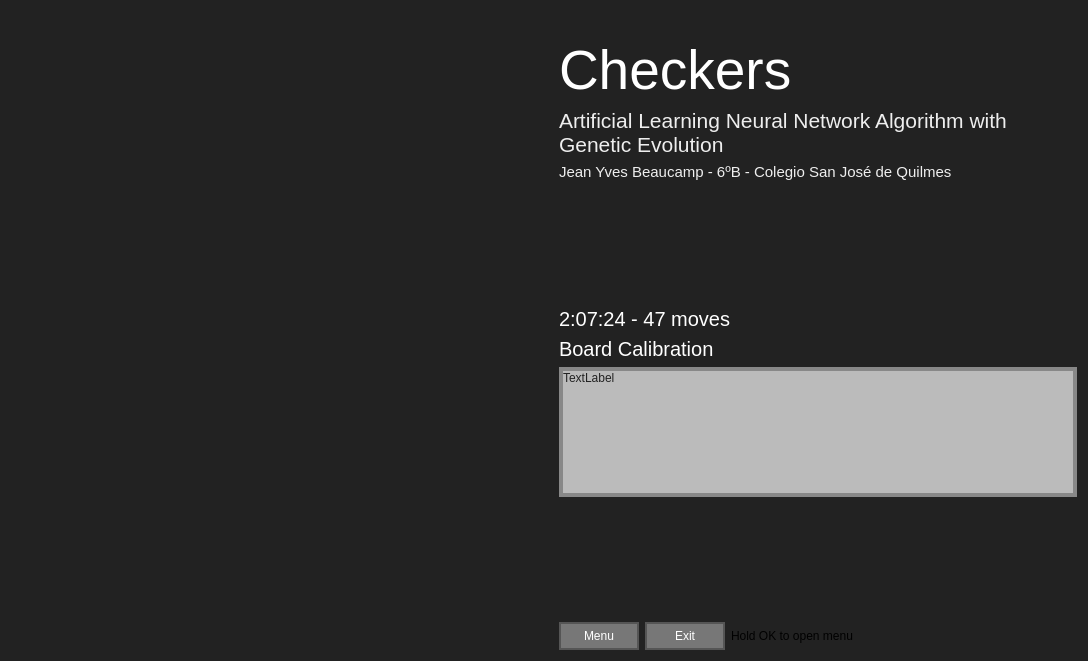
Before: the Qt Designer form src/ui/playwindow.ui in jeanyvesb9/Project_Newton, drawn with Qt 5.
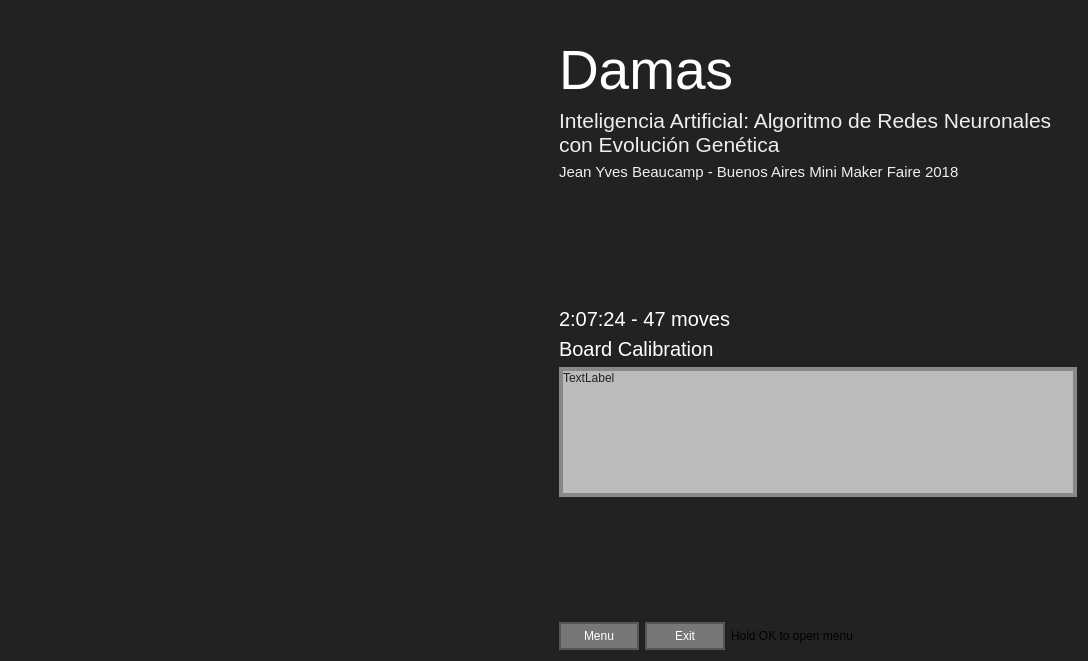
After: the same form once the commit is applied.

```diff
--- a/src/ui/playwindow.ui
+++ b/src/ui/playwindow.ui
@@ -132,14 +132,14 @@
      <item>
       <widget class="QLabel" name="title_lbl">
        <property name="text">
-        <string>&lt;html&gt;&lt;head/&gt;&lt;body&gt;&lt;p&gt;&lt;span style=&quot; font-size:55px; color:#ffffff;&quot;&gt;Checkers&lt;/span&gt;&lt;/p&gt;&lt;/body&gt;&lt;/html&gt;</string>
+        <string>&lt;html&gt;&lt;head/&gt;&lt;body&gt;&lt;p&gt;&lt;span style=&quot; font-size:55px; color:#ffffff;&quot;&gt;Damas&lt;/span&gt;&lt;/p&gt;&lt;/body&gt;&lt;/html&gt;</string>
        </property>
       </widget>
      </item>
      <item>
       <widget class="QLabel" name="subtitle_lbl">
        <property name="text">
-        <string>&lt;html&gt;&lt;head/&gt;&lt;body&gt;&lt;p&gt;&lt;span style=&quot; font-size:21px; color:#eeeeee;&quot;&gt;Artificial Learning Neural Network Algorithm with Genetic Evolution&lt;/span&gt;&lt;/p&gt;&lt;/body&gt;&lt;/html&gt;</string>
+        <string>&lt;html&gt;&lt;head/&gt;&lt;body&gt;&lt;p&gt;&lt;span style=&quot; font-size:21px; color:#eeeeee;&quot;&gt;Inteligencia Artificial: Algoritmo de Redes Neuronales con Evolución Genética&lt;/span&gt;&lt;/p&gt;&lt;/body&gt;&lt;/html&gt;</string>
        </property>
        <property name="wordWrap">
         <bool>true</bool>
@@ -149,7 +149,7 @@
      <item>
       <widget class="QLabel" name="sign_lbl">
        <property name="text">
-        <string>&lt;html&gt;&lt;head/&gt;&lt;body&gt;&lt;p&gt;&lt;span style=&quot; font-size:15px; color:#eeeeee;&quot;&gt;Jean Yves Beaucamp - 6ºB - Colegio San José de Quilmes&lt;/span&gt;&lt;/p&gt;&lt;/body&gt;&lt;/html&gt;</string>
+        <string>&lt;html&gt;&lt;head/&gt;&lt;body&gt;&lt;p&gt;&lt;span style=&quot; font-size:15px; color:#eeeeee;&quot;&gt;Jean Yves Beaucamp - Buenos Aires Mini Maker Faire 2018&lt;/span&gt;&lt;/p&gt;&lt;/body&gt;&lt;/html&gt;</string>
        </property>
        <property name="wordWrap">
         <bool>true</bool>
```
